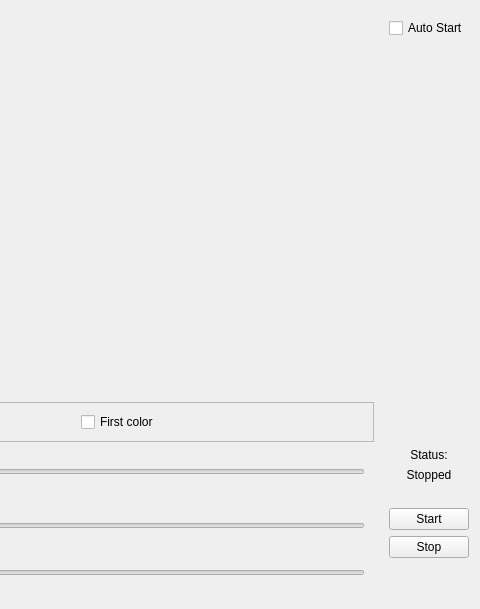
First picture: the form in OpenRGBEffectPage.ui, repository DLdota/OpenRGBEffectsPlugin, before the edit; both pictures show x 527 to 1007 and y 0 to 609 of the 1007 by 609 pixel window.
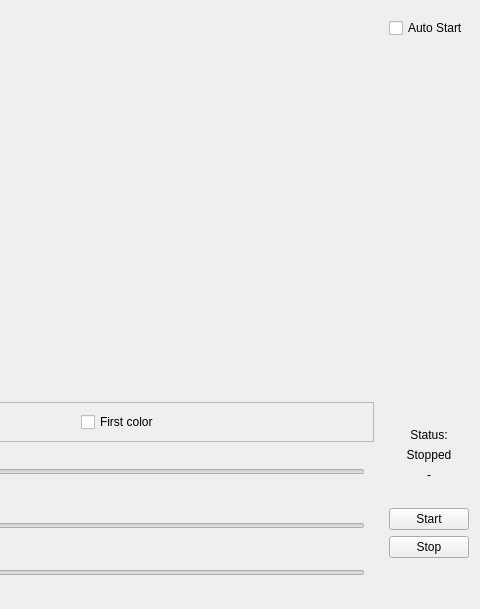
Second picture: the form after the edit.

Commit message: Add rendering loop measure

Diff of the .ui file:
```diff
--- a/OpenRGBEffectPage.ui
+++ b/OpenRGBEffectPage.ui
@@ -48,7 +48,7 @@
     </layout>
    </item>
    <item row="1" column="1">
-    <layout class="QVBoxLayout" name="StatusLayout" stretch="1,0,0,0,0,0,0">
+    <layout class="QVBoxLayout" name="StatusLayout" stretch="1,0,0,0,0,0,0,0">
      <item>
       <spacer name="Top_to_Status">
        <property name="orientation">
@@ -82,6 +82,16 @@
        </property>
       </widget>
      </item>
+     <item>
+      <widget class="QLabel" name="time_measure">
+       <property name="text">
+        <string>-</string>
+       </property>
+       <property name="alignment">
+        <set>Qt::AlignCenter</set>
+       </property>
+      </widget>
+     </item>
      <item>
       <spacer name="Status_to_Button">
        <property name="orientation">
```
The commit also changes 32 other files.
